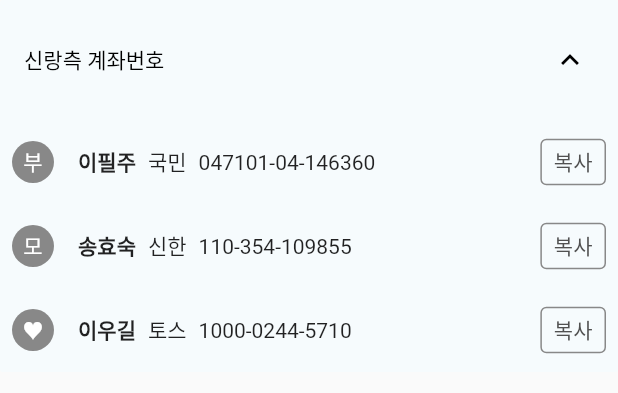
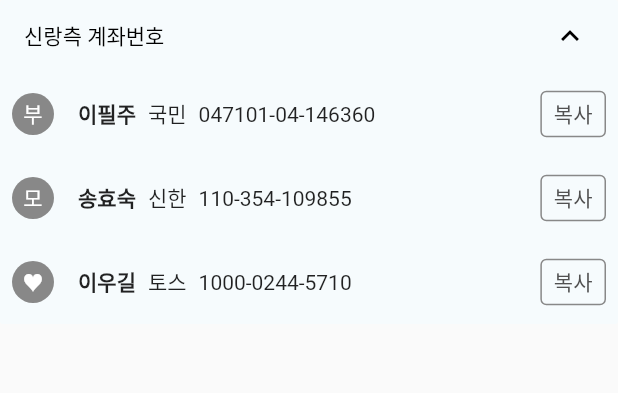
Before and after one commit to leewoooo/wedding, a Flutter app: the _FamilyContact widget shown alone on an empty page, opened directly, after a tap on an icon or button, on a phone screen of 412 x 824 dp. Shown: the top 393 px of the screen. Run offline on Flutter 3.47's test engine with Material 3 defaults, Android fonts, the phone set to English and light mode, and no system bars; our stand-ins replace table_calendar; Roboto replaces fonts that are missing (NanumMyeongjo).

Commit message:
🔨 Update : append expansion panel padding

```diff
--- a/lib/components/contact.dart
+++ b/lib/components/contact.dart
@@ -83,6 +83,7 @@
       crossAxisAlignment: CrossAxisAlignment.stretch,
       children: [
         ExpansionPanelList(
+          expandedHeaderPadding: EdgeInsets.zero,
           elevation: 0,
           expandIconColor: Colors.black,
           expansionCallback: (_, isExpanded) => toggleExpand(isExpanded),
```
